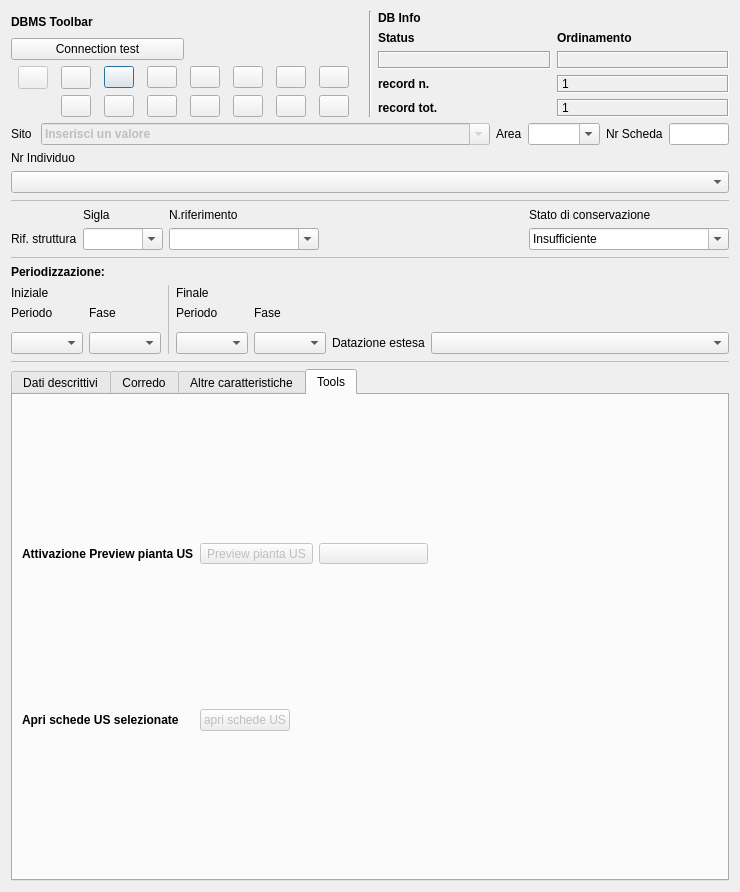
The window that gui/ui/Tafonomia.ui (pyarchinit/pyarchinit) describes before a commit, drawn with Qt 5.
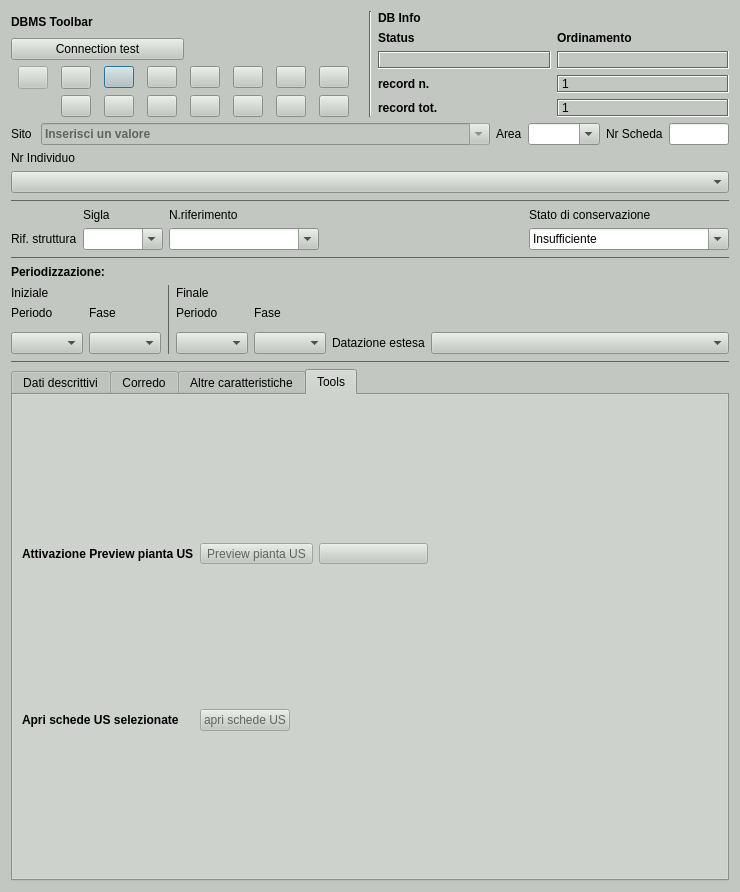
The same window after the commit. The open tabs and pages were chosen to show the change. Icons and pictures are not drawn. Custom widgets are drawn as their Qt base class.

Commit message: change backgroud color ui

Patch:
```diff
--- a/gui/ui/Tafonomia.ui
+++ b/gui/ui/Tafonomia.ui
@@ -22,6 +22,448 @@
     <height>400</height>
    </size>
   </property>
+  <property name="palette">
+   <palette>
+    <active>
+     <colorrole role="WindowText">
+      <brush brushstyle="SolidPattern">
+       <color alpha="255">
+        <red>0</red>
+        <green>0</green>
+        <blue>0</blue>
+       </color>
+      </brush>
+     </colorrole>
+     <colorrole role="Button">
+      <brush brushstyle="SolidPattern">
+       <color alpha="255">
+        <red>194</red>
+        <green>200</green>
+        <blue>193</blue>
+       </color>
+      </brush>
+     </colorrole>
+     <colorrole role="Light">
+      <brush brushstyle="SolidPattern">
+       <color alpha="255">
+        <red>255</red>
+        <green>255</green>
+        <blue>255</blue>
+       </color>
+      </brush>
+     </colorrole>
+     <colorrole role="Midlight">
+      <brush brushstyle="SolidPattern">
+       <color alpha="255">
+        <red>224</red>
+        <green>227</green>
+        <blue>224</blue>
+       </color>
+      </brush>
+     </colorrole>
+     <colorrole role="Dark">
+      <brush brushstyle="SolidPattern">
+       <color alpha="255">
+        <red>97</red>
+        <green>100</green>
+        <blue>96</blue>
+       </color>
+      </brush>
+     </colorrole>
+     <colorrole role="Mid">
+      <brush brushstyle="SolidPattern">
+       <color alpha="255">
+        <red>129</red>
+        <green>133</green>
+        <blue>129</blue>
+       </color>
+      </brush>
+     </colorrole>
+     <colorrole role="Text">
+      <brush brushstyle="SolidPattern">
+       <color alpha="255">
+        <red>0</red>
+        <green>0</green>
+        <blue>0</blue>
+       </color>
+      </brush>
+     </colorrole>
+     <colorrole role="BrightText">
+      <brush brushstyle="SolidPattern">
+       <color alpha="255">
+        <red>255</red>
+        <green>255</green>
+        <blue>255</blue>
+       </color>
+      </brush>
+     </colorrole>
+     <colorrole role="ButtonText">
+      <brush brushstyle="SolidPattern">
+       <color alpha="255">
+        <red>0</red>
+        <green>0</green>
+        <blue>0</blue>
+       </color>
+      </brush>
+     </colorrole>
+     <colorrole role="Base">
+      <brush brushstyle="SolidPattern">
+       <color alpha="255">
+        <red>255</red>
+        <green>255</green>
+        <blue>255</blue>
+       </color>
+      </brush>
+     </colorrole>
+     <colorrole role="Window">
+      <brush brushstyle="SolidPattern">
+       <color alpha="255">
+        <red>194</red>
+        <green>200</green>
+        <blue>193</blue>
+       </color>
+      </brush>
+     </colorrole>
+     <colorrole role="Shadow">
+      <brush brushstyle="SolidPattern">
+       <color alpha="255">
+        <red>0</red>
+        <green>0</green>
+        <blue>0</blue>
+       </color>
+      </brush>
+     </colorrole>
+     <colorrole role="AlternateBase">
+      <brush brushstyle="SolidPattern">
+       <color alpha="255">
+        <red>224</red>
+        <green>227</green>
+        <blue>224</blue>
+       </color>
+      </brush>
+     </colorrole>
+     <colorrole role="ToolTipBase">
+      <brush brushstyle="SolidPattern">
+       <color alpha="255">
+        <red>255</red>
+        <green>255</green>
+        <blue>220</blue>
+       </color>
+      </brush>
+     </colorrole>
+     <colorrole role="ToolTipText">
+      <brush brushstyle="SolidPattern">
+       <color alpha="255">
+        <red>0</red>
+        <green>0</green>
+        <blue>0</blue>
+       </color>
+      </brush>
+     </colorrole>
+     <colorrole role="PlaceholderText">
+      <brush brushstyle="SolidPattern">
+       <color alpha="128">
+        <red>0</red>
+        <green>0</green>
+        <blue>0</blue>
+       </color>
+      </brush>
+     </colorrole>
+    </active>
+    <inactive>
+     <colorrole role="WindowText">
+      <brush brushstyle="SolidPattern">
+       <color alpha="255">
+        <red>0</red>
+        <green>0</green>
+        <blue>0</blue>
+       </color>
+      </brush>
+     </colorrole>
+     <colorrole role="Button">
+      <brush brushstyle="SolidPattern">
+       <color alpha="255">
+        <red>194</red>
+        <green>200</green>
+        <blue>193</blue>
+       </color>
+      </brush>
+     </colorrole>
+     <colorrole role="Light">
+      <brush brushstyle="SolidPattern">
+       <color alpha="255">
+        <red>255</red>
+        <green>255</green>
+        <blue>255</blue>
+       </color>
+      </brush>
+     </colorrole>
+     <colorrole role="Midlight">
+      <brush brushstyle="SolidPattern">
+       <color alpha="255">
+        <red>224</red>
+        <green>227</green>
+        <blue>224</blue>
+       </color>
+      </brush>
+     </colorrole>
+     <colorrole role="Dark">
+      <brush brushstyle="SolidPattern">
+       <color alpha="255">
+        <red>97</red>
+        <green>100</green>
+        <blue>96</blue>
+       </color>
+      </brush>
+     </colorrole>
+     <colorrole role="Mid">
+      <brush brushstyle="SolidPattern">
+       <color alpha="255">
+        <red>129</red>
+        <green>133</green>
+        <blue>129</blue>
+       </color>
+      </brush>
+     </colorrole>
+     <colorrole role="Text">
+      <brush brushstyle="SolidPattern">
+       <color alpha="255">
+        <red>0</red>
+        <green>0</green>
+        <blue>0</blue>
+       </color>
+      </brush>
+     </colorrole>
+     <colorrole role="BrightText">
+      <brush brushstyle="SolidPattern">
+       <color alpha="255">
+        <red>255</red>
+        <green>255</green>
+        <blue>255</blue>
+       </color>
+      </brush>
+     </colorrole>
+     <colorrole role="ButtonText">
+      <brush brushstyle="SolidPattern">
+       <color alpha="255">
+        <red>0</red>
+        <green>0</green>
+        <blue>0</blue>
+       </color>
+      </brush>
+     </colorrole>
+     <colorrole role="Base">
+      <brush brushstyle="SolidPattern">
+       <color alpha="255">
+        <red>255</red>
+        <green>255</green>
+        <blue>255</blue>
+       </color>
+      </brush>
+     </colorrole>
+     <colorrole role="Window">
+      <brush brushstyle="SolidPattern">
+       <color alpha="255">
+        <red>194</red>
+        <green>200</green>
+        <blue>193</blue>
+       </color>
+      </brush>
+     </colorrole>
+     <colorrole role="Shadow">
+      <brush brushstyle="SolidPattern">
+       <color alpha="255">
+        <red>0</red>
+        <green>0</green>
+        <blue>0</blue>
+       </color>
+      </brush>
+     </colorrole>
+     <colorrole role="AlternateBase">
+      <brush brushstyle="SolidPattern">
+       <color alpha="255">
+        <red>224</red>
+        <green>227</green>
+        <blue>224</blue>
+       </color>
+      </brush>
+     </colorrole>
+     <colorrole role="ToolTipBase">
+      <brush brushstyle="SolidPattern">
+       <color alpha="255">
+        <red>255</red>
+        <green>255</green>
+        <blue>220</blue>
+       </color>
+      </brush>
+     </colorrole>
+     <colorrole role="ToolTipText">
+      <brush brushstyle="SolidPattern">
+       <color alpha="255">
+        <red>0</red>
+        <green>0</green>
+        <blue>0</blue>
+       </color>
+      </brush>
+     </colorrole>
+     <colorrole role="PlaceholderText">
+      <brush brushstyle="SolidPattern">
+       <color alpha="128">
+        <red>0</red>
+        <green>0</green>
+        <blue>0</blue>
+       </color>
+      </brush>
+     </colorrole>
+    </inactive>
+    <disabled>
+     <colorrole role="WindowText">
+      <brush brushstyle="SolidPattern">
+       <color alpha="255">
+        <red>97</red>
+        <green>100</green>
+        <blue>96</blue>
+       </color>
+      </brush>
+     </colorrole>
+     <colorrole role="Button">
+      <brush brushstyle="SolidPattern">
+       <color alpha="255">
+        <red>194</red>
+        <green>200</green>
+        <blue>193</blue>
+       </color>
+      </brush>
+     </colorrole>
+     <colorrole role="Light">
+      <brush brushstyle="SolidPattern">
+       <color alpha="255">
+        <red>255</red>
+        <green>255</green>
+        <blue>255</blue>
+       </color>
+      </brush>
+     </colorrole>
+     <colorrole role="Midlight">
+      <brush brushstyle="SolidPattern">
+       <color alpha="255">
+        <red>224</red>
+        <green>227</green>
+        <blue>224</blue>
+       </color>
+      </brush>
+     </colorrole>
+     <colorrole role="Dark">
+      <brush brushstyle="SolidPattern">
+       <color alpha="255">
+        <red>97</red>
+        <green>100</green>
+        <blue>96</blue>
+       </color>
+      </brush>
+     </colorrole>
+     <colorrole role="Mid">
+      <brush brushstyle="SolidPattern">
+       <color alpha="255">
+        <red>129</red>
+        <green>133</green>
+        <blue>129</blue>
+       </color>
+      </brush>
+     </colorrole>
+     <colorrole role="Text">
+      <brush brushstyle="SolidPattern">
+       <color alpha="255">
+        <red>97</red>
+        <green>100</green>
+        <blue>96</blue>
+       </color>
+      </brush>
+     </colorrole>
+     <colorrole role="BrightText">
+      <brush brushstyle="SolidPattern">
+       <color alpha="255">
+        <red>255</red>
+        <green>255</green>
+        <blue>255</blue>
+       </color>
+      </brush>
+     </colorrole>
+     <colorrole role="ButtonText">
+      <brush brushstyle="SolidPattern">
+       <color alpha="255">
+        <red>97</red>
+        <green>100</green>
+        <blue>96</blue>
+       </color>
+      </brush>
+     </colorrole>
+     <colorrole role="Base">
+      <brush brushstyle="SolidPattern">
+       <color alpha="255">
+        <red>194</red>
+        <green>200</green>
+        <blue>193</blue>
+       </color>
+      </brush>
+     </colorrole>
+     <colorrole role="Window">
+      <brush brushstyle="SolidPattern">
+       <color alpha="255">
+        <red>194</red>
+        <green>200</green>
+        <blue>193</blue>
+       </color>
+      </brush>
+     </colorrole>
+     <colorrole role="Shadow">
+      <brush brushstyle="SolidPattern">
+       <color alpha="255">
+        <red>0</red>
+        <green>0</green>
+        <blue>0</blue>
+       </color>
+      </brush>
+     </colorrole>
+     <colorrole role="AlternateBase">
+      <brush brushstyle="SolidPattern">
+       <color alpha="255">
+        <red>194</red>
+        <green>200</green>
+        <blue>193</blue>
+       </color>
+      </brush>
+     </colorrole>
+     <colorrole role="ToolTipBase">
+      <brush brushstyle="SolidPattern">
+       <color alpha="255">
+        <red>255</red>
+        <green>255</green>
+        <blue>220</blue>
+       </color>
+      </brush>
+     </colorrole>
+     <colorrole role="ToolTipText">
+      <brush brushstyle="SolidPattern">
+       <color alpha="255">
+        <red>0</red>
+        <green>0</green>
+        <blue>0</blue>
+       </color>
+      </brush>
+     </colorrole>
+     <colorrole role="PlaceholderText">
+      <brush brushstyle="SolidPattern">
+       <color alpha="128">
+        <red>0</red>
+        <green>0</green>
+        <blue>0</blue>
+       </color>
+      </brush>
+     </colorrole>
+    </disabled>
+   </palette>
+  </property>
   <property name="windowTitle">
    <string>pyArchInit Gestione Scavi - Scheda Tomba</string>
   </property>
@@ -1121,7 +1563,7 @@
         <bool>true</bool>
        </property>
        <property name="currentText">
-        <string/>
+        <string>Inserisci un valore</string>
        </property>
        <property name="maxVisibleItems">
         <number>99999</number>
@@ -2073,6 +2515,7 @@
           <widget class="QLabel" name="label_40">
            <property name="font">
             <font>
+             <pointsize>9</pointsize>
              <weight>75</weight>
              <bold>true</bold>
             </font>
@@ -2118,6 +2561,7 @@
           <widget class="QLabel" name="label_39">
            <property name="font">
             <font>
+             <pointsize>9</pointsize>
              <weight>75</weight>
              <bold>true</bold>
             </font>
@@ -2135,6 +2579,8 @@
            <property name="font">
             <font>
              <pointsize>9</pointsize>
+             <weight>50</weight>
+             <bold>false</bold>
             </font>
            </property>
            <property name="toolTip">
```
Left out of the diff: 15 changed lines with no effect on the pictures. The commit also changes 36 other files.
